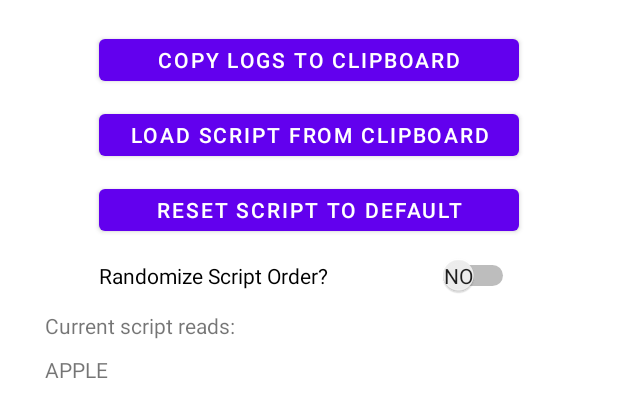
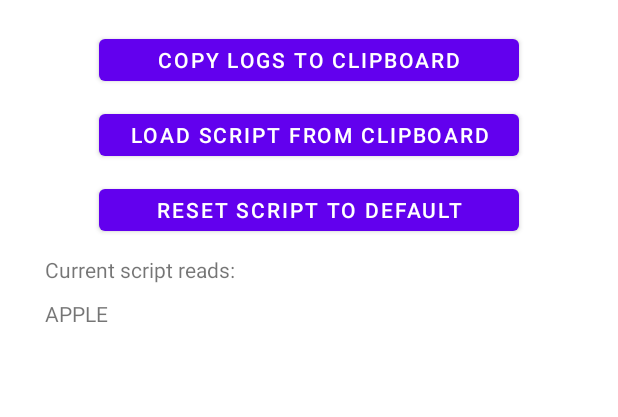
Before and after one commit to dave-ck/MIO, an Android app: the layout activity_settings.xml on its own in the app's theme, with its tools: preview values and no code run, on a phone screen of 412 x 824 dp. Shown: the top 417 px of the screen. Run offline under Robolectric (Android 15) with nearby library versions, the phone set to English and light mode, and no system bars.

```diff
--- a/app/src/main/AndroidManifest.xml
+++ b/app/src/main/AndroidManifest.xml
@@ -21,7 +21,7 @@
                 <category android:name="android.intent.category.LAUNCHER" />
             </intent-filter>
         </activity>
-        <activity android:name=".LogsActivity" />
+        <activity android:name=".SettingsActivity" />
         <activity
             android:name=".MorsePracticeActivity"
             android:windowSoftInputMode="stateUnchanged" />
--- a/app/src/main/java/mio/dotdotdash/org/FileAccess.java
+++ b/app/src/main/java/mio/dotdotdash/org/FileAccess.java
@@ -13,6 +13,11 @@ import java.io.InputStream;
 import java.io.InputStreamReader;
 
 public class FileAccess {
+    public static final String USERSCRIPT_FILENAME = "userScript.txt";
+    public static final String PRACTICE_WORDLIST_FILENAME = "CKOgden.txt";
+    public static final String EXERCISE_WORDLIST_FILENAME = "exercise.txt";
+    public static final String ABCS_FILENAME = "ABCs.txt";
+
 
     public static boolean writeToFile(Context context, String filename, String text) {
         File path = context.getFilesDir();
--- a/app/src/main/res/layout/activity_logs.xml
+++ b/app/src/main/res/layout/activity_settings.xml
@@ -3,7 +3,7 @@
     xmlns:tools="http://schemas.android.com/tools"
     android:layout_width="match_parent"
     android:layout_height="match_parent"
-    tools:context=".LogsActivity">
+    tools:context=".SettingsActivity">
 
     <LinearLayout
         android:layout_width="match_parent"
@@ -27,23 +27,12 @@
             android:text="Load Script from Clipboard" />
 
         <Button
-            android:id="@+id/resetScriptButton"
+            android:id="@+id/scriptResetButton"
             android:layout_width="280dp"
             android:layout_height="40dp"
             android:layout_gravity="center_horizontal"
             android:layout_marginTop="10dp"
             android:text="Reset Script to Default" />
-
-        <Switch
-            android:id="@+id/randomOrderSwitch"
-            android:layout_width="280dp"
-            android:layout_height="wrap_content"
-            android:layout_gravity="center_horizontal"
-            android:layout_marginTop="10dp"
-            android:showText="true"
-            android:text="Randomize Script Order?"
-            android:textOff="No"
-            android:textOn="Yes" />
 
         <TextView
             android:id="@+id/scriptTitleTextView"
```
Also changed, not shown: app/src/main/assets/exercise.txt (added, +15 -0 lines), app/src/main/assets/userScript.txt (added, +19 -0 lines), app/src/main/java/mio/dotdotdash/org/LandingActivity.java (+2 -5 lines), app/src/main/java/mio/dotdotdash/org/LogsActivity.java (deleted, +0 -56 lines), app/src/main/java/mio/dotdotdash/org/SettingsActivity.java (added, +99 -0 lines).
